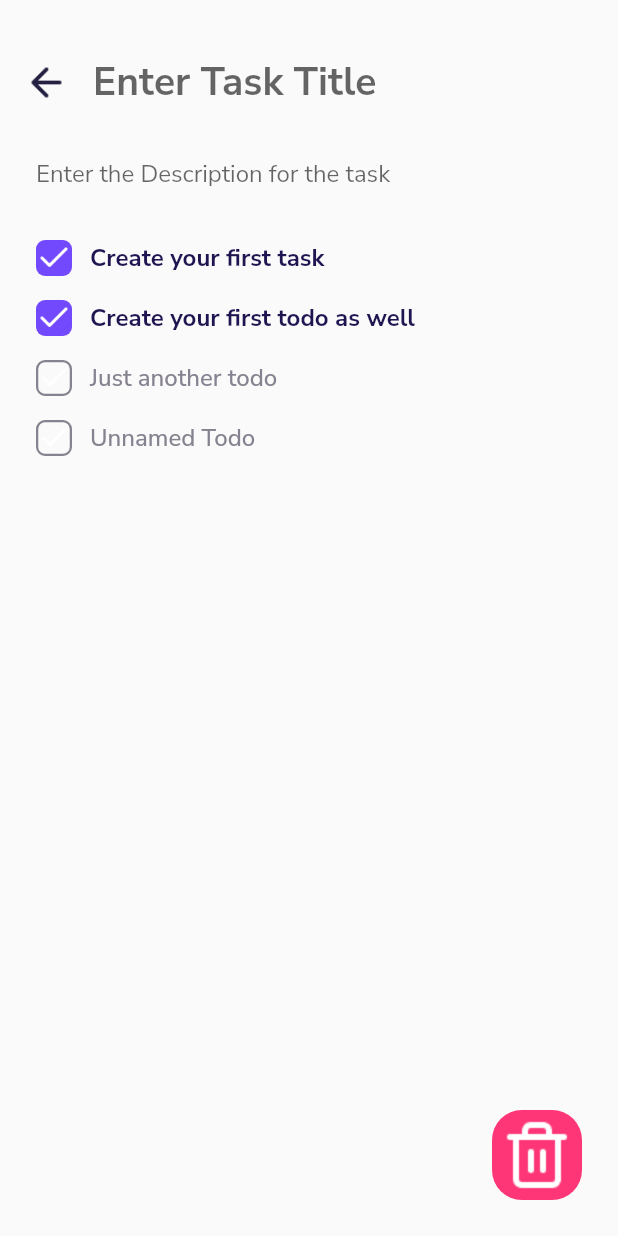
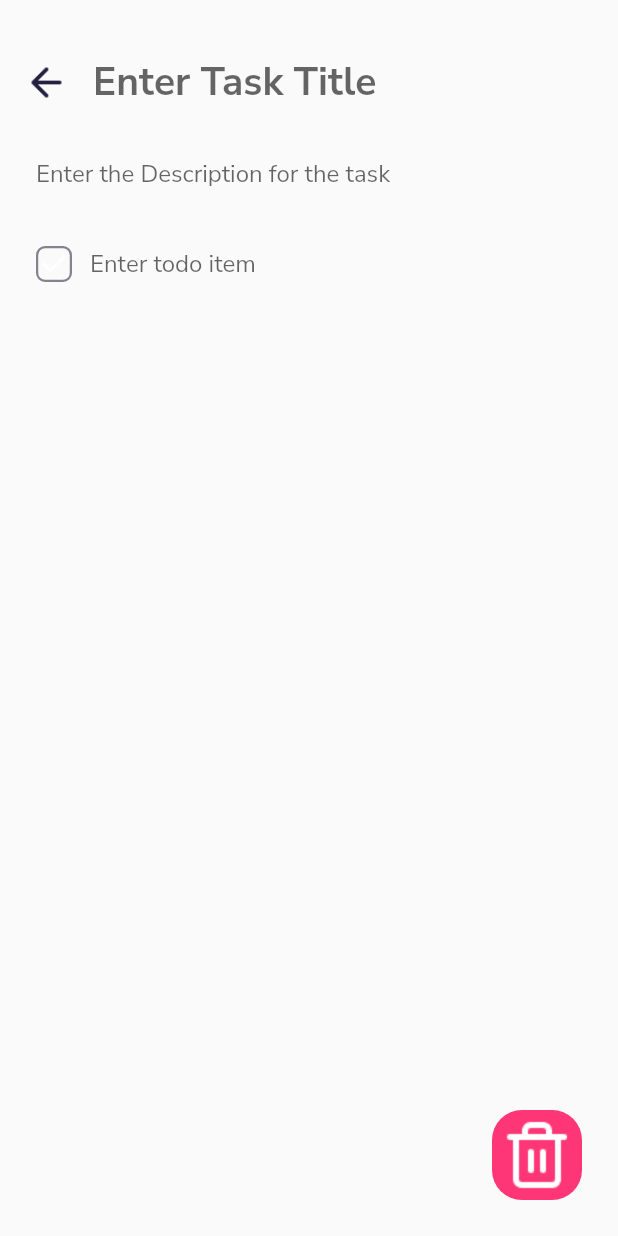
Before and after one commit to Fatahillah-13/todoApp, a Flutter app: the taskpage screen opened directly, on a phone screen of 412 x 824 dp. Run offline on Flutter 3.47's test engine with Material 2 defaults, Android fonts, the phone set to English and light mode, and no system bars; our stand-ins replace google_fonts, sqflite; missing offline and left inert: dart:ffi; accounts and stored records are empty.

Commit message:
make todo function

```diff
--- /dev/null
+++ b/lib/models/todo.dart
@@ -0,0 +1,17 @@
+class Todo {
+  final int? id;
+  final int? taskId;
+  final String? title;
+  final int? isDone;
+
+  Todo({this.id, this.taskId, this.title, this.isDone});
+
+  Map<String, dynamic> toMap() {
+    return {
+      'id': id,
+      'taskId': taskId,
+      'title': title,
+      'isDone': isDone,
+    };
+  }
+}
--- a/lib/taskpage.dart
+++ b/lib/taskpage.dart
@@ -1,8 +1,9 @@
-// ignore_for_file: avoid_unnecessary_containers, prefer_const_constructors, duplicate_ignore
+// ignore_for_file: avoid_unnecessary_containers, prefer_const_constructors, duplicate_ignore, prefer_const_literals_to_create_immutables
 
 import 'package:flutter/material.dart';
 import 'package:todolist/database_helper.dart';
 import 'package:todolist/models/task.dart';
+import 'package:todolist/models/todo.dart';
 import 'package:todolist/widget.dart';
 
 // ignore: camel_case_types
@@ -98,21 +99,59 @@ class _taskpageState extends State<taskpage> {
                               EdgeInsets.symmetric(horizontal: 24.0)),
                     ),
                   ),
-                  TodoWidget(
-                    text: "Create your first task",
-                    isDone: true,
-                  ),
-                  TodoWidget(
-                    text: "Create your first todo as well",
-                    isDone: true,
-                  ),
-                  TodoWidget(
-                    text: "Just another todo",
-                    isDone: false,
-                  ),
-                  TodoWidget(
-                    isDone: false,
-                  ),
+                  Column(
+                    children: [
+                      Padding(
+                        padding: const EdgeInsets.symmetric(
+                          horizontal: 24.0,
+                        ),
+                        child: Row(
+                          children: [
+                            Container(
+                              width: 24.0,
+                              height: 24.0,
+                              margin: EdgeInsets.only(right: 12.0),
+                              decoration: BoxDecoration(
+                                color: Colors.transparent,
+                                borderRadius: BorderRadius.circular(6.0),
+                                border: Border.all(
+                                  color: Color(0xFF868290),
+                                  width: 1.5,
+                                ),
+                              ),
+                              child: Image(
+                                image:
+                                    AssetImage('assets/images/icon_check.png'),
+                              ),
+                            ),
+                            Expanded(
+                              child: TextField(
+                                onSubmitted: ((value) async {
+                                  // check if the field is not empty
+                                  if (value != "") {
+                                    // check if the task is not null
+                                    if (widget.task == null) {
+                                      DatabaseHelper _dbHelper =
+                                          DatabaseHelper();
+                                      Todo _newTodo = Todo(
+                                        title: value,
+                                        isDone: 0,
+                                        taskId: widget.task?.id,
+                                      );
+                                      await _dbHelper.insertTodo(_newTodo);
+                                    }
+                                  }
+                                }),
+                                decoration: InputDecoration(
+                                    hintText: "Enter todo item",
+                                    border: InputBorder.none),
+                              ),
+                            ),
+                          ],
+                        ),
+                      ),
+                    ],
+                  )
                 ],
               ),
               Positioned(
```
Also changed, not shown: lib/database_helper.dart (+14 -4 lines).
